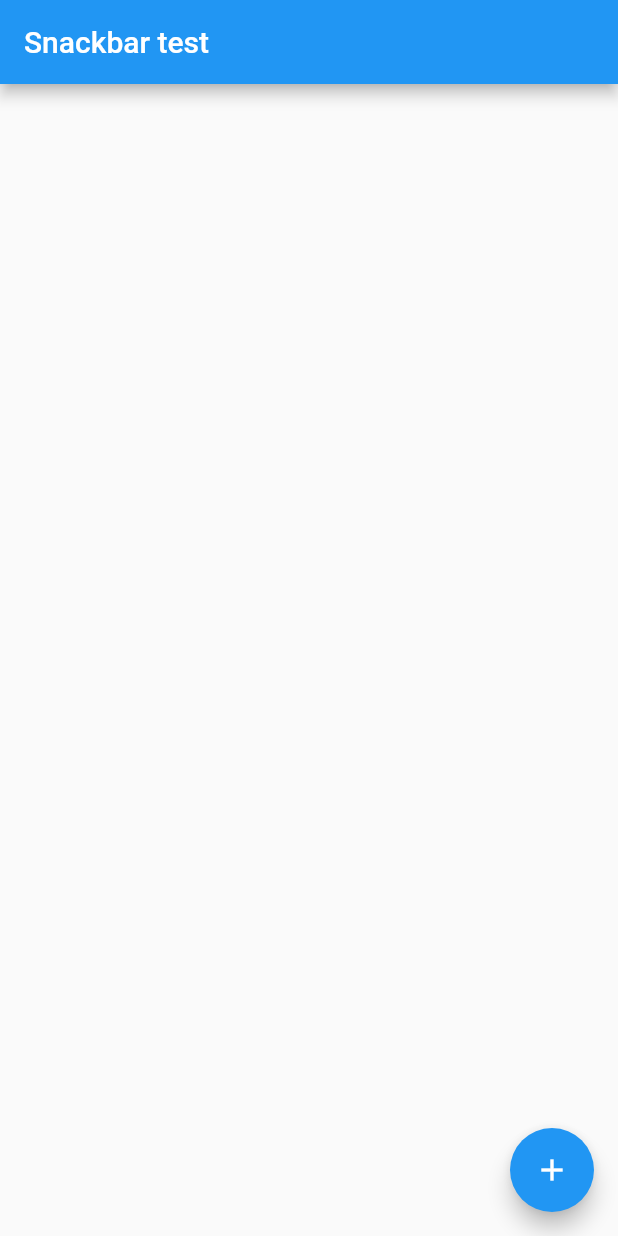
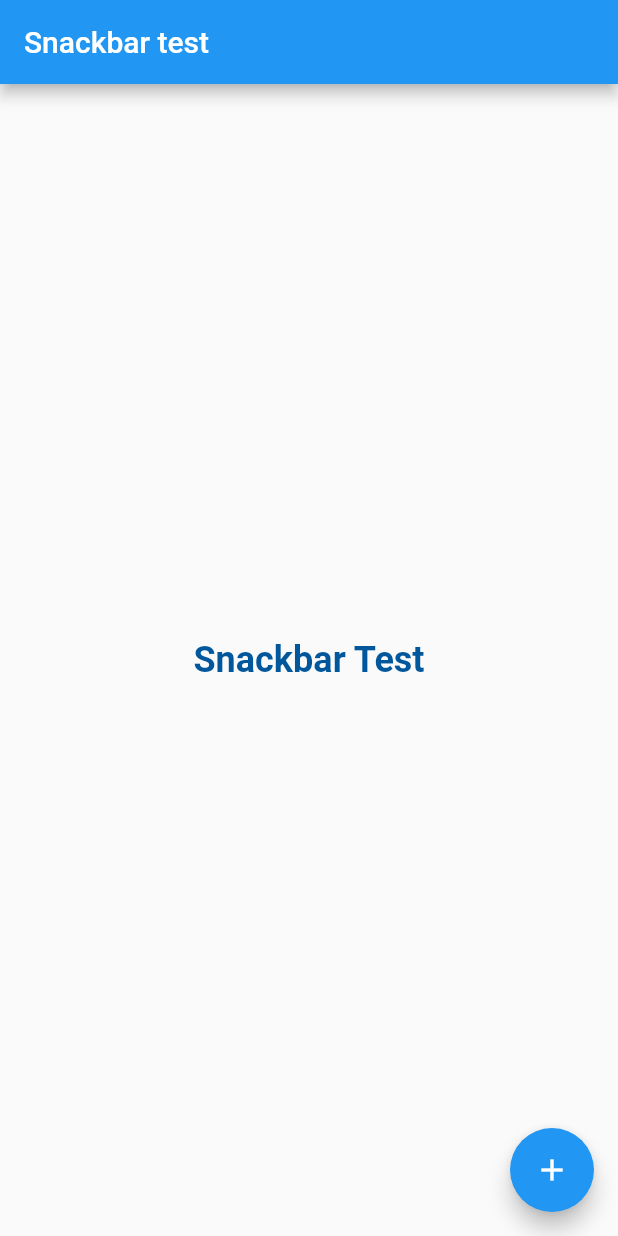
Before and after one commit to geniuskouta/flutter_snackbar, a Flutter app: the screen it shows after launch, on a phone screen of 412 x 824 dp. Run offline on Flutter 3.47's test engine with Material 2 defaults, Android fonts, the phone set to English and light mode, and no system bars; missing offline and left inert: dart:ffi.

Commit message:
added body with a text

```diff
--- a/lib/main.dart
+++ b/lib/main.dart
@@ -25,6 +25,16 @@ class MyHomePage extends StatelessWidget {
       appBar: AppBar(
         title: Text('Snackbar test'),
       ),
+      body: Center(
+        child: Text(
+          'Snackbar Test',
+          style: TextStyle(
+            fontWeight: FontWeight.bold,
+            color: Colors.lightBlue[900],
+            fontSize: 24,
+          ),
+        ),
+      ),
       floatingActionButton: GestureDetector(
         onTap: () {
           // the new approach to show SnackBar
```
